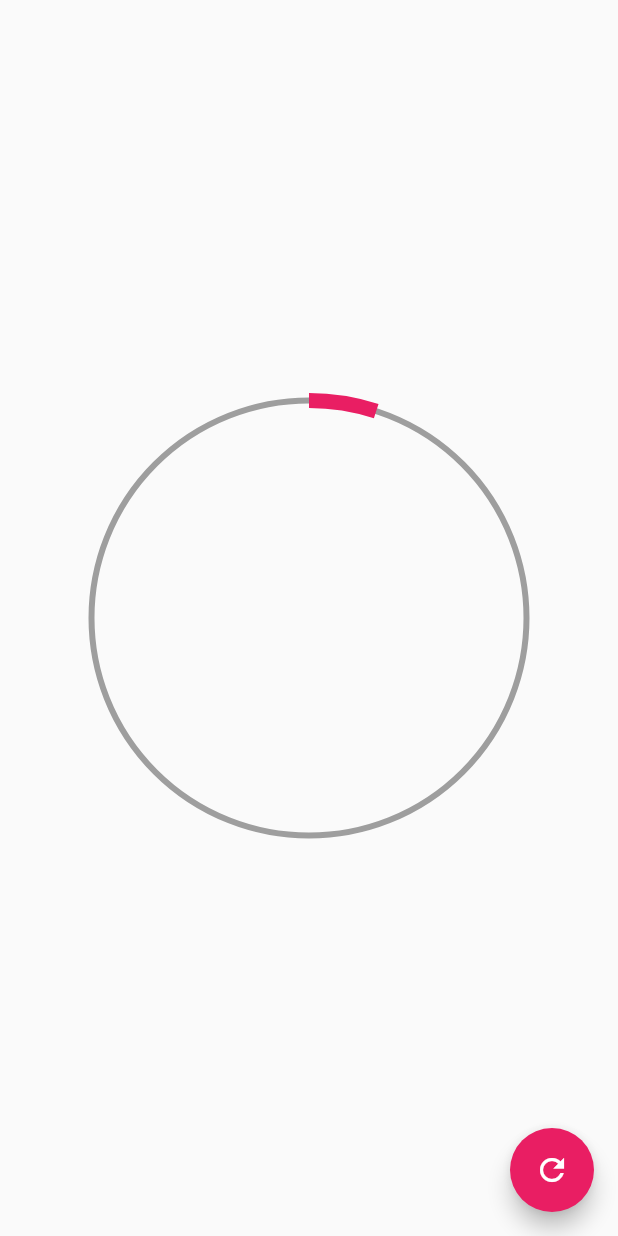
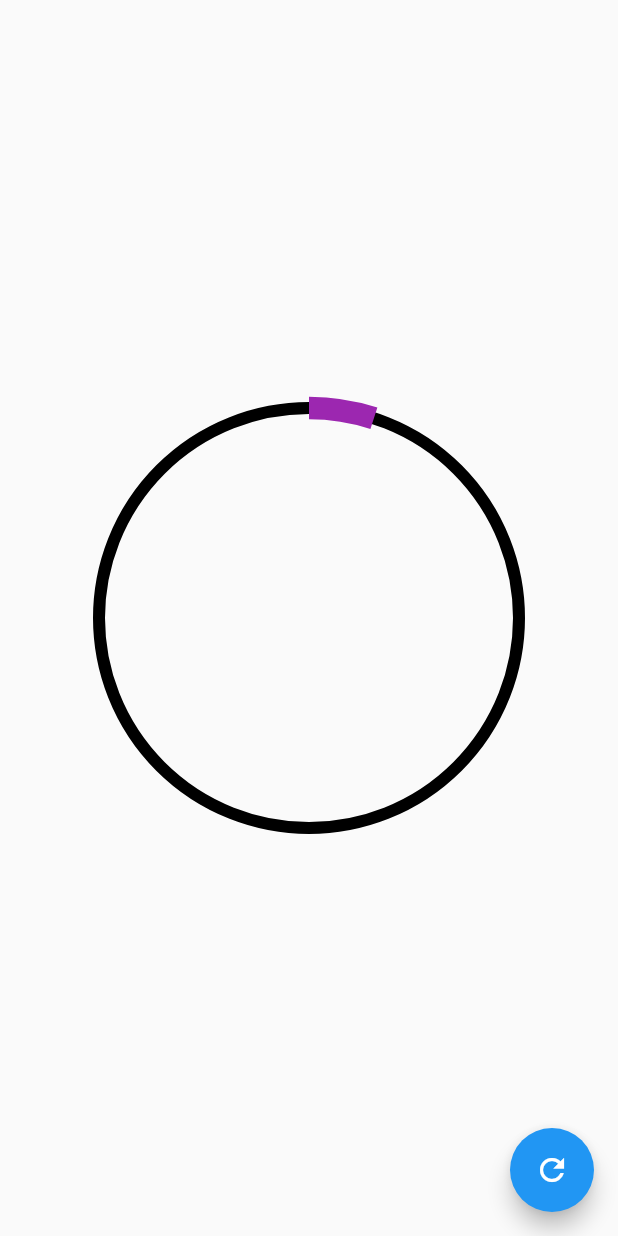
Before and after one commit to JeancarlosCarvajal/Diseno-de-Circular-Progress-Indicator-personalizado, a Flutter app: the screen it shows after launch, after a tap on the "refresh" icon, on a phone screen of 412 x 824 dp. Run offline on Flutter 3.47's test engine with Material 2 defaults, Android fonts, the phone set to English and light mode, and no system bars.

Commit message:
Circular progress Indicator Single II Custom

```diff
--- a/lib/main.dart
+++ b/lib/main.dart
@@ -1,4 +1,5 @@
-import 'package:b_circular_progress/src/pages/headers_page.dart';
+import 'package:b_circular_progress/src/pages/graficas_circulares_page.dart';
+// import 'package:b_circular_progress/src/pages/headers_page.dart';
 import 'package:flutter/material.dart';
 
 void main() => runApp(MyApp());
@@ -9,7 +10,7 @@ class MyApp extends StatelessWidget {
     return const MaterialApp(
       debugShowCheckedModeBanner: false,
       title: 'Disenos App',
-      home: HeadersPage(),
+      home: GraficasCircularesPage(),
     );
   }
 }
--- /dev/null
+++ b/lib/src/pages/graficas_circulares_page.dart
@@ -0,0 +1,46 @@
+import 'package:b_circular_progress/src/widgets/radial_progress.dart';
+import 'package:flutter/material.dart';
+
+class GraficasCircularesPage extends StatefulWidget {
+
+  const GraficasCircularesPage({Key? key}) : super(key: key);
+
+  @override
+  State<GraficasCircularesPage> createState() => _GraficasCircularesPageState();
+}
+
+class _GraficasCircularesPageState extends State<GraficasCircularesPage> {
+  late double porcentaje = 0.0;
+
+  @override
+  Widget build(BuildContext context) {
+    return Scaffold(
+      floatingActionButton: FloatingActionButton(
+        onPressed: () {
+          setState(() {
+            porcentaje += 5;
+            if(porcentaje > 100){
+              porcentaje = 0;
+            }
+          });
+        },
+        child: Icon(Icons.refresh),
+      ),
+      body: Center(
+         child: Container(
+            width: 300,
+            height: 300,
+            // color: Colors.red, // pruebas
+            // child: Text('$porcentaje %', style: TextStyle(fontSize: 50.0), // pruebas
+            child: RadialProgress(
+              porcentaje: porcentaje,
+              colorPrimario: Colors.purple,
+              colorSecundario: Colors.black,
+              grosorSecundario: 8.0,
+              grosorPrimario: 15.0
+            ),
+        ),
+      )
+    );
+  }
+}
--- a/lib/src/pages/headers_page.dart
+++ b/lib/src/pages/headers_page.dart
@@ -1,5 +1,5 @@
 
-import 'package:b_circular_progress/src/pages/circular_progress_page.dart';
+import 'package:b_circular_progress/src/labs/circular_progress_page.dart';
 import 'package:flutter/material.dart';
 
 
--- /dev/null
+++ b/lib/src/widgets/radial_progress.dart
@@ -0,0 +1,131 @@
+import 'dart:math';
+
+import 'package:flutter/material.dart';
+
+class RadialProgress extends StatefulWidget {
+
+  final double porcentaje;
+  final Color colorPrimario;
+  final Color colorSecundario;
+  final double grosorSecundario;
+  final double grosorPrimario;
+
+  const RadialProgress({
+    Key? key,
+    required this.porcentaje,
+    this.colorPrimario    = Colors.blue, // por defecto
+    this.colorSecundario  = Colors.grey,
+    this.grosorSecundario = 4,
+    this.grosorPrimario   = 10,
+  }) : super(key: key);
+
+
+  @override
+  State<RadialProgress> createState() => _RadialProgressState();
+}
+
+class _RadialProgressState extends State<RadialProgress> with SingleTickerProviderStateMixin {
+
+  late AnimationController controller;
+  late double porcentajeAnterior;
+
+  @override
+  void initState() {
+    porcentajeAnterior = widget.porcentaje;
+
+    controller = AnimationController(
+      vsync: this,
+      duration: new Duration(milliseconds: 200)
+    );
+
+    super.initState();
+  }
+
+  @override
+  void dispose() {
+    controller.dispose();
+    super.dispose();
+  }
+
+
+  @override
+  Widget build(BuildContext context) {
+    controller.forward( from:0.0 );
+
+    final diferenciaAnimar = widget.porcentaje - porcentajeAnterior;
+    porcentajeAnterior = widget.porcentaje;
+    return AnimatedBuilder(
+      animation: controller,
+      builder: (BuildContext context, Widget? child) {
+        return Container(
+          padding: const EdgeInsets.all(10),
+          width: double.infinity,
+          height: double.infinity,
+          child: CustomPaint(
+            painter: _MiRadialProgress(
+              porcentaje: (widget.porcentaje - diferenciaAnimar) + (diferenciaAnimar * controller.value),
+              colorPrimario: widget.colorPrimario,
+              colorSecundario: widget.colorSecundario,
+              grosorSecundario: widget.grosorSecundario,
+              grosorPrimario: widget.grosorPrimario
+            ),
+          )
+        );
+      },
+    );
+  }
+}
+
+class _MiRadialProgress extends CustomPainter {
+
+  final double porcentaje;
+  final Color colorPrimario;
+  final Color colorSecundario;
+  final double grosorSecundario;
+  final double grosorPrimario;
+
+  _MiRadialProgress({
+    required this.porcentaje,
+    required this.colorPrimario,
+    required this.colorSecundario,
+    required this.grosorSecundario,
+    required this.grosorPrimario
+  });
+
+  // Circulo completado
+  @override
+  void paint(Canvas canvas, Size size) {
+    final paint = new Paint()
+      ..strokeWidth = grosorSecundario
+      ..color       = colorSecundario
+      ..style       = PaintingStyle.stroke;
+
+    final Offset center = new Offset(size.width * 0.5, size.height * 0.5);
+    final double radio = min( size.width * 0.5, size.height * 0.5 );
+
+    canvas.drawCircle(center, radio, paint);
+
+    // Arco
+    final paintArco = new Paint()
+      ..strokeWidth = grosorPrimario
+      ..color       = colorPrimario
+      ..style       = PaintingStyle.stroke;
+
+    double arcAngle = (2 * pi) * ( porcentaje / 100 ); // (2 * pi) es unna vuelta completa
+
+    // dibujar el arco
+    canvas.drawArc(
+      Rect.fromCircle(center: center, radius: radio),
+      -pi/2,
+      arcAngle,
+      false,
+      paintArco
+    );
+
+  }
+
+  @override
+  bool shouldRepaint(covariant CustomPainter oldDelegate) => true;
+
+
+}
```
Also changed, not shown: lib/src/labs/circular_progress_page.dart (renamed from lib/src/pages/circular_progress_page.dart).
